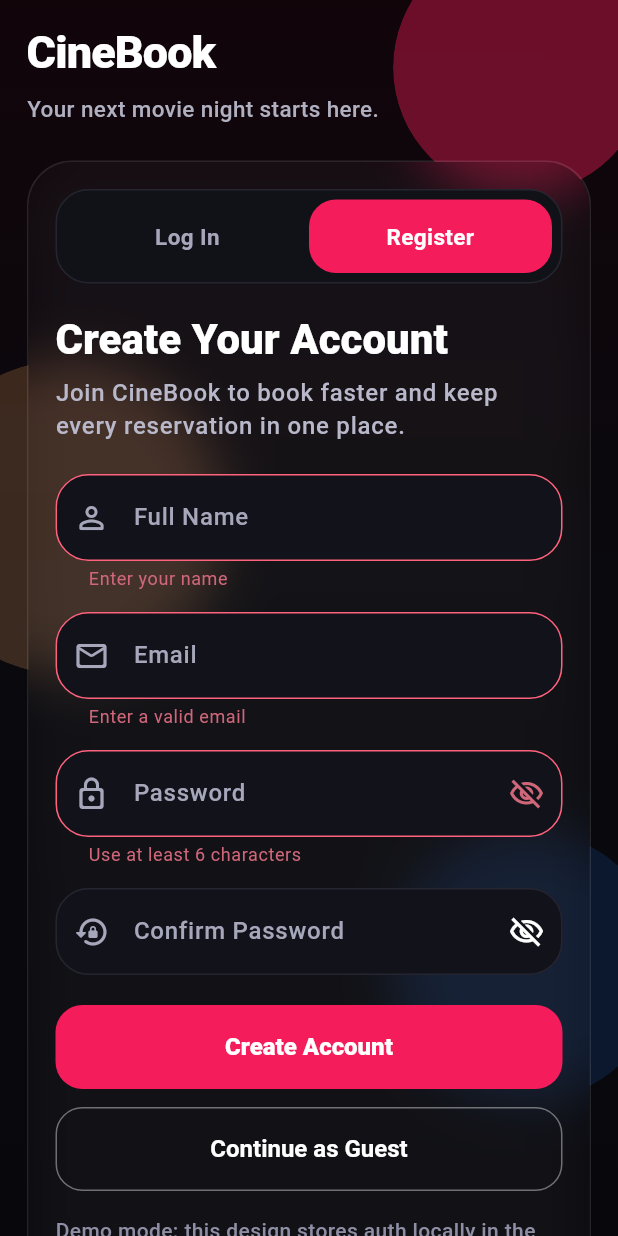
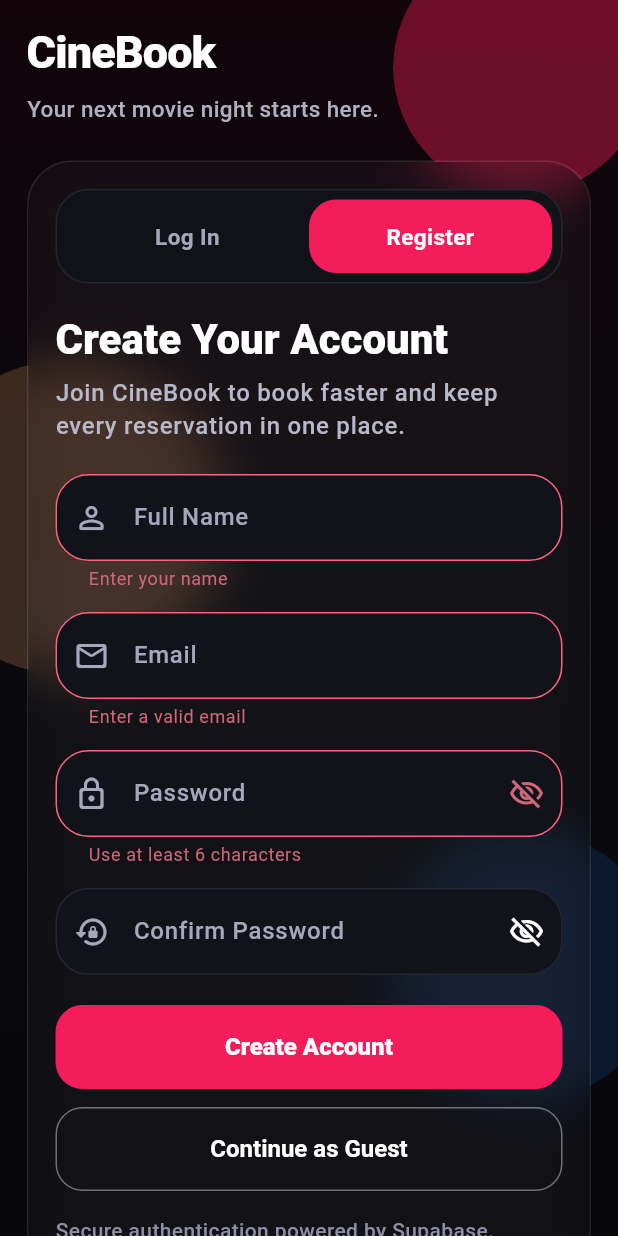
Before and after one commit to rukshanyomal11/Movie-App-Mobile, a Flutter app: the screen it shows after launch, after a tap on "Register", after a tap on "Create Account", on a phone screen of 412 x 824 dp. Run offline on Flutter 3.47's test engine with Material 3 defaults, Android fonts, the phone set to English and light mode, and no system bars; our stand-ins replace flutter_dotenv, supabase_flutter, youtube_player_iframe; accounts and stored records are empty.

Commit message:
Implement secure authentication with Supabase in AuthScreen and update UI messaging

```diff
--- a/lib/src/auth_gate.dart
+++ b/lib/src/auth_gate.dart
@@ -1,6 +1,7 @@
 import 'dart:ui';
 
 import 'package:flutter/material.dart';
+import 'package:supabase_flutter/supabase_flutter.dart';
 
 import 'movie_shell.dart';
 import 'theme.dart';
@@ -296,7 +297,7 @@
                                 ),
                                 const SizedBox(height: 16),
                                 Text(
-                                  'Demo mode: this design stores auth locally in the app for now.',
+                                  'Secure authentication powered by Supabase.',
                                   style: Theme.of(context).textTheme.bodyMedium
                                       ?.copyWith(
                                         color: const Color(0xFF8E8FA5),
@@ -323,27 +324,68 @@
       return;
     }
 
-    setState(() {
-      _isSubmitting = true;
+    try {
+      final email = _emailController.text.trim();
+      final password = _passwordController.text.trim();
+      final name = _nameController.text.trim();
+
+      if (_mode == AuthMode.register) {
+        // 1. Sign up with Supabase Auth
+        final AuthResponse res = await Supabase.instance.client.auth.signUp(
+          email: email,
+          password: password,
+        );
+
+        if (res.user != null) {
+          // 2. Create record in app_users
+          await Supabase.instance.client.from('app_users').insert({
+            'auth_user_id': res.user!.id,
+            'email': email,
+            'full_name': name,
+            'role': 'customer',
+            'status': 'active',
           });
-
-    await Future<void>.delayed(const Duration(milliseconds: 500));
-    if (!mounted) {
-      return;
+        }
+      } else {
+        // Sign in
+        await Supabase.instance.client.auth.signInWithPassword(
+          email: email,
+          password: password,
+        );
       }
 
       final displayName = _mode == AuthMode.register
-        ? _nameController.text.trim()
-        : _displayNameFromEmail(_emailController.text.trim());
+          ? name
+          : _displayNameFromEmail(email);
 
       final message = _mode == AuthMode.login
           ? 'Welcome back, $displayName'
           : 'Account created for $displayName';
 
+      if (mounted) {
         setState(() {
           _isSubmitting = false;
         });
 
+        ScaffoldMessenger.of(context)
+          ..hideCurrentSnackBar()
+          ..showSnackBar(SnackBar(content: Text(message)));
+
+        widget.onAuthenticated(displayName);
+      }
+    } catch (e) {
+      if (mounted) {
+        setState(() {
+          _isSubmitting = false;
+        });
+        ScaffoldMessenger.of(context).showSnackBar(
+          SnackBar(content: Text('Authentication failed: $e')),
+        );
+      }
+    }
+  }
+
+  void _showResult(String displayName, String message) {
     if (!mounted) {
       return;
     }
@@ -358,6 +400,8 @@
 
     widget.onAuthenticated(displayName);
   }
+
+
 
   String _displayNameFromEmail(String email) {
     final username = email.split('@').first.trim();
```
Lines whose indentation alone changed are shown as unchanged.
